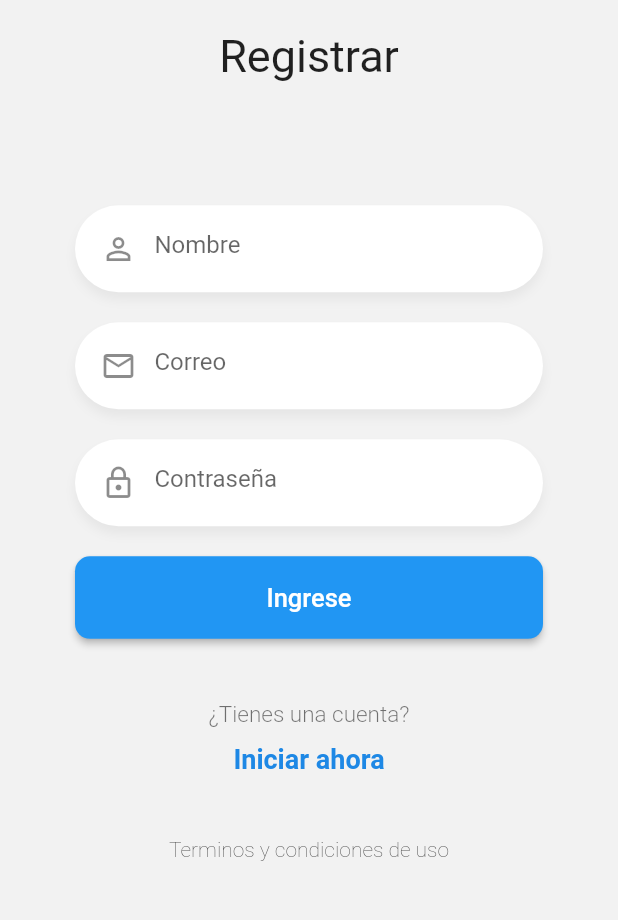
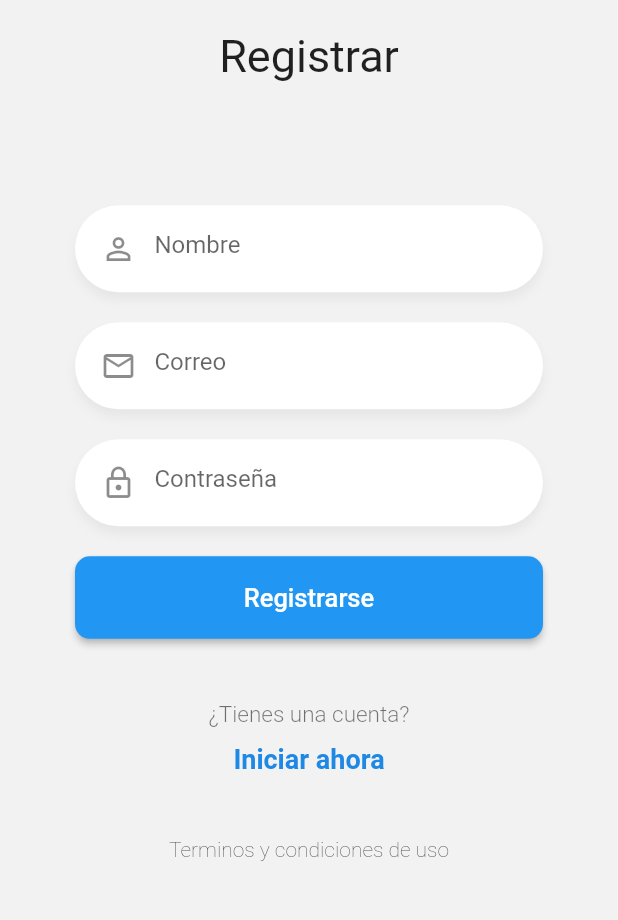
Before and after one commit to RoHeTT17/flutter-chat-app2, a Flutter app: the RegisterPage screen opened by its route, after a tap on "Iniciar ahora", after a tap on "Crear una ahora!", on a phone screen of 412 x 824 dp, the part 251-1171 px from its top. Run offline on Flutter 3.47's test engine with Material 2 defaults, Android fonts, the phone set to English and light mode, and no system bars; our stand-ins replace flutter_secure_storage, pull_to_refresh; accounts and stored records are empty.

Commit message:
Fin sección 9 login y registro

```diff
--- /dev/null
+++ b/lib/global/environment.dart
@@ -0,0 +1,8 @@
+
+import 'dart:io';
+
+class Enviroment{
+    static String apiUrl    = Platform.isAndroid ? 'http://172.16.2.46:3001/api' : 'http://localhost:3001/api';
+    static String socketUrl = Platform.isAndroid ? 'http://172.16.2.46:3001' : 'http://localhost:3001';
+
+}
--- a/lib/models/usuario.dart
+++ b/lib/models/usuario.dart
@@ -1,15 +1,38 @@
+// To parse this JSON data, do
+//
+//     final usuario = usuarioFromJson(jsonString);
 
-class Usuario{
-  bool online;
-  String email;
-  String nombre;
-  String uid;
+import 'dart:convert';
 
-  Usuario({
-    required this.online,
-    required this.email,
-    required this.nombre,
-    required this.uid
-  });
+Usuario? usuarioFromJson(String str) => Usuario.fromJson(json.decode(str));
 
+String usuarioToJson(Usuario? data) => json.encode(data!.toJson());
+
+class Usuario {
+
+    String nombre;
+    String email;
+    bool online;
+    String uid;
+
+    Usuario({
+        required this.nombre,
+        required this.email,
+        required this.online,
+        required this.uid,
+    });
+
+    factory Usuario.fromJson(Map<String, dynamic> json) => Usuario(
+        nombre: json["nombre"],
+        email: json["email"],
+        online: json["online"],
+        uid: json["uid"],
+    );
+
+    Map<String, dynamic> toJson() => {
+        "nombre": nombre,
+        "email": email,
+        "online": online,
+        "uid": uid,
+    };
 }
--- a/lib/pages/login_page.dart
+++ b/lib/pages/login_page.dart
@@ -1,10 +1,14 @@
-import 'package:chat_app/widgets/boton_azul.dart';
+import 'package:chat_app/helpers/mostrar_alerta.dart';
 import 'package:flutter/material.dart';
+import 'package:provider/provider.dart';
+
+import 'package:chat_app/services/auth_service.dart';
 
 import 'package:chat_app/widgets/custom_logo.dart';
 import 'package:chat_app/widgets/custom_input.dart';
 import 'package:chat_app/widgets/custom_labels.dart';
 
+import 'package:chat_app/widgets/boton_azul.dart';
 
 
 class LoginPage extends StatelessWidget {
@@ -47,11 +51,15 @@ class _Form extends StatefulWidget {
 }
 
 class __FormState extends State<_Form> {
+
+  final emailCtrl = TextEditingController();
+  final pswCtrl   = TextEditingController();
+
+
   @override
   Widget build(BuildContext context) {
 
-    final emailCtrl = TextEditingController();
-    final pswCtrl = TextEditingController();
+    final authService = Provider.of<AuthService>(context);
 
     return Container(
       margin:  const EdgeInsets.only(top: 40),
@@ -72,7 +80,27 @@ class __FormState extends State<_Form> {
                                   isPassword: true,
                                   pTextController: pswCtrl ,
                                  ),
-                      BotonAzul(textButtom: 'Ingrese', ponPressed: () => print(emailCtrl.text),),
+                      BotonAzul(
+                        pColor: authService.getAutenticando ? Colors.grey : Colors.blue,
+                        textButtom: 'Ingrese',
+                        ponPressed: authService.getAutenticando
+                                   ? null
+                                   : () async{
+                                        //Ocultar teclado
+                                        FocusScope.of(context).unfocus();
+                                        final loginOk = await authService.login(emailCtrl.text.trim(), pswCtrl.text.trim());
+
+                                       //ESto porque es un StatefullWidget
+                                        if(!mounted) return;
+
+                                        if( loginOk){
+                                          //Conectar al socketSErver
+
+                                          Navigator.pushReplacementNamed(context,'usuario');                                        }else{
+                                          mostrarAlerta(context, 'Login incorrecto', 'revisar datos');
+                                        }
+                                      }
+                      ),
 
 
                   ],
--- a/lib/pages/register_page.dart
+++ b/lib/pages/register_page.dart
@@ -1,6 +1,11 @@
+import 'package:flutter/material.dart';
+import 'package:provider/provider.dart';
+
+import 'package:chat_app/helpers/mostrar_alerta.dart';
+
+import 'package:chat_app/services/auth_service.dart';
+
 import 'package:chat_app/widgets/boton_azul.dart';
-import 'package:flutter/material.dart';
-
 import 'package:chat_app/widgets/custom_logo.dart';
 import 'package:chat_app/widgets/custom_input.dart';
 import 'package:chat_app/widgets/custom_labels.dart';
@@ -34,8 +39,6 @@ class RegisterPage extends StatelessWidget {
   }
 }
 
-
-
 class _Form extends StatefulWidget {
   const _Form();
 
@@ -44,12 +47,15 @@ class _Form extends StatefulWidget {
 }
 
 class __FormState extends State<_Form> {
+
+  final nameCtrl  = TextEditingController();
+  final emailCtrl = TextEditingController();
+  final pswCtrl   = TextEditingController();
+
   @override
   Widget build(BuildContext context) {
 
-    final nameCtrl  = TextEditingController();
-    final emailCtrl = TextEditingController();
-    final pswCtrl   = TextEditingController();
+    final authService = Provider.of<AuthService>(context);
 
     return Container(
       margin:  const EdgeInsets.only(top: 40),
@@ -77,7 +83,29 @@ class __FormState extends State<_Form> {
                                   isPassword: true,
                                   pTextController: pswCtrl ,
                                  ),
-                      BotonAzul(textButtom: 'Ingrese', ponPressed: () => print(emailCtrl.text),),
+                      BotonAzul(
+                                 textButtom: 'Registrarse',
+                                 ponPressed: authService.getAutenticando
+                                   ? null
+                                   : () async{
+                                        //Ocultar teclado
+                                        FocusScope.of(context).unfocus();
+                                        final loginOk = await authService.register(nameCtrl.text.trim(),emailCtrl.text.trim(), pswCtrl.text.trim());
+
+                                       //ESto porque es un StatefullWidget
+                                        if(!mounted) return;
+
+                                        if( loginOk){
+                                          //Conectar al socketSErver
+
+                                           Navigator.pushReplacementNamed(context,'usuario');
+                                         }else{
+                                           mostrarAlerta(context, 'Error', authService.msgError);
+                                        }
+                                      },
+
+                                 pColor:  authService.getAutenticando ? Colors.grey : Colors.blue,
+                               ),
 
 
                   ],
--- a/lib/widgets/boton_azul.dart
+++ b/lib/widgets/boton_azul.dart
@@ -4,8 +4,9 @@ class BotonAzul extends StatelessWidget {
 
   final Function()? ponPressed;
   final String textButtom;
+  final Color pColor;
 
-  const BotonAzul({super.key, this.ponPressed, required this.textButtom});
+  const BotonAzul({super.key, this.ponPressed, required this.textButtom, required this.pColor});
 
   @override
   Widget build(BuildContext context) {
@@ -18,8 +19,9 @@ class BotonAzul extends StatelessWidget {
                             )
                           ),
                           backgroundColor: MaterialStateProperty.all<Color>(
-                            Colors.blue
+                            pColor
                           )
+
                         ),
                         onPressed: ponPressed,
                         child: SizedBox(
```
Also changed, not shown: lib/helpers/mostrar_alerta.dart (added, +45 -0 lines), lib/main.dart (+12 -5 lines), lib/models/login_response.dart (added, +36 -0 lines), lib/pages/loading_page.dart (+43 -3 lines), lib/pages/usuarios_page.dart (+11 -2 lines), lib/services/auth_service.dart (added, +166 -0 lines), pubspec.yaml (+6 -11 lines), pubspec.lock, 6 other files.
